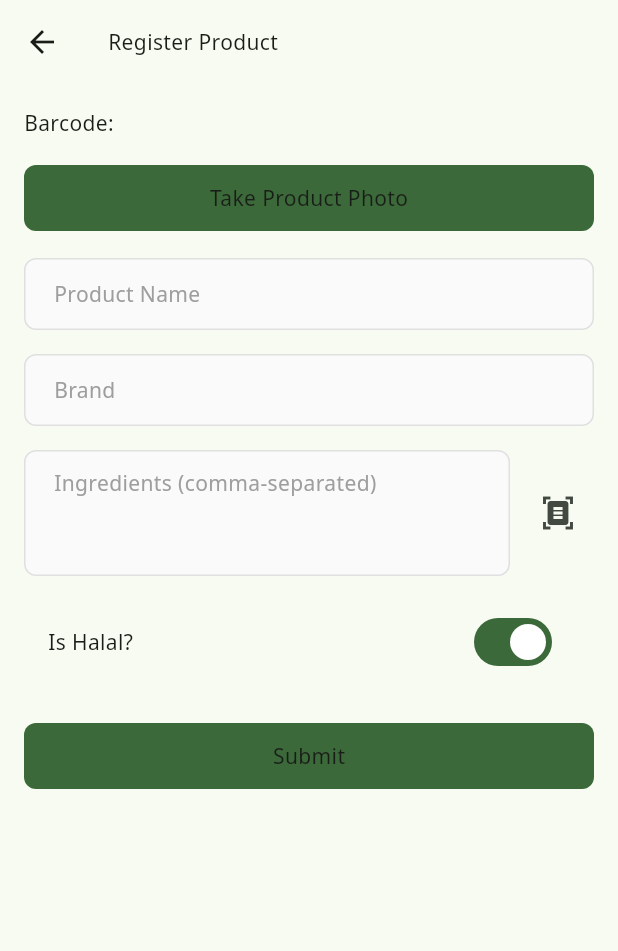
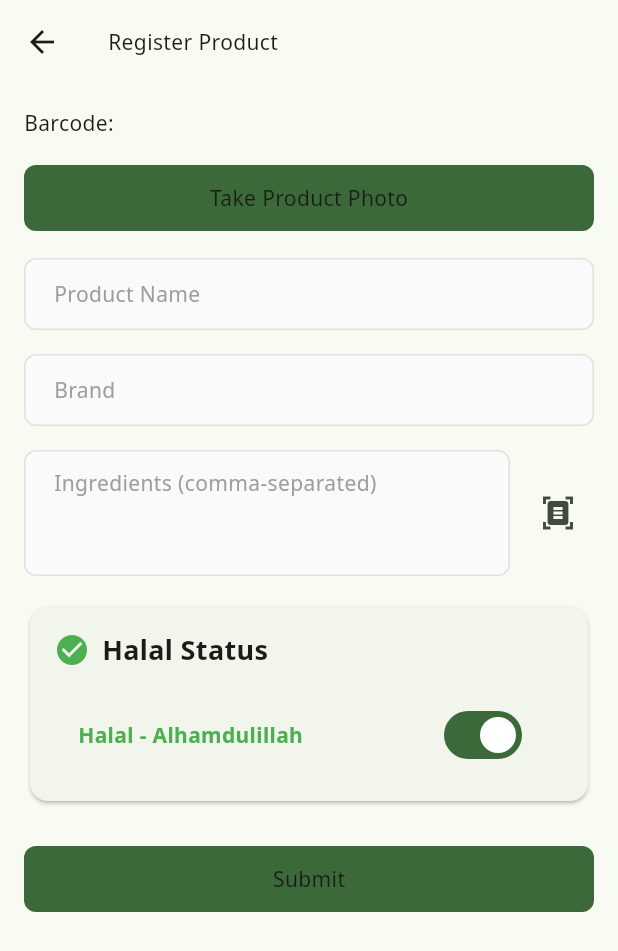
Before and after one commit to rosdyana/OpenHalalin, a Flutter app: the ProductFormScreen screen opened directly with empty values, on a phone screen of 412 x 824 dp. Shown: the top 951 px of the screen. Run offline on Flutter 3.47's test engine with Material 3 defaults, Android fonts, the phone set to English and light mode, and no system bars; our stand-ins replace adhan, cached_network_image, cloud_firestore, firebase_auth, firebase_core, firebase_storage and 7 more; missing offline and left inert: mobile_scanner; accounts and stored records are empty; generated files the repository leaves out were written again; statements that could not run were skipped.

Commit message:
[fix] markdown format ingredient result

```diff
--- a/lib/screens/product_form_screen.dart
+++ b/lib/screens/product_form_screen.dart
@@ -5,6 +5,7 @@ import 'package:firebase_storage/firebase_storage.dart';
 import 'package:image_picker/image_picker.dart';
 import 'package:uuid/uuid.dart';
 import 'package:google_fonts/google_fonts.dart';
+import 'package:flutter_markdown/flutter_markdown.dart';
 import 'package:halalapp/models/product.dart';
 import 'package:halalapp/services/product_service.dart';
 import 'package:halalapp/services/ingredient_analyzer_service.dart';
@@ -29,8 +30,8 @@ class _ProductFormScreenState extends State<ProductFormScreen> {
   final _nameController = TextEditingController();
   final _brandController = TextEditingController();
   final _ingredientsController = TextEditingController();
+  final _nonHalalReasonController = TextEditingController();
   bool _isHalal = true;
-  String? _nonHalalReason;
   File? _imageFile;
   File? _ingredientsImageFile;
   bool _isLoading = false;
@@ -69,7 +70,7 @@ class _ProductFormScreenState extends State<ProductFormScreen> {
 
           if (result.concerns.isNotEmpty) {
             _isHalal = false;
-            _nonHalalReason = result.concerns.join('\n');
+            _nonHalalReasonController.text = result.concerns.join('\n');
           }
         });
       } finally {
@@ -116,6 +117,8 @@ class _ProductFormScreenState extends State<ProductFormScreen> {
         _brandController.text.trim(),
         ingredients,
         imageUrl,
+        manualIsHalal: _isHalal,
+        manualNonHalalReason: !_isHalal ? _nonHalalReasonController.text.trim() : null,
       );
 
       if (mounted) {
@@ -126,6 +129,27 @@ class _ProductFormScreenState extends State<ProductFormScreen> {
         setState(() => _isLoading = false);
       }
     }
+  }
+
+  String _buildConcernsMarkdown() {
+    if (_concerns.isEmpty) return '';
+
+    return '''
+### ⚠️ Ingredient Concerns
+
+${_concerns.map((concern) => "* $concern").join('\n')}
+
+> Note: These concerns were identified by AI analysis. Please verify with reliable sources.
+''';
+  }
+
+  @override
+  void dispose() {
+    _nameController.dispose();
+    _brandController.dispose();
+    _ingredientsController.dispose();
+    _nonHalalReasonController.dispose();
+    super.dispose();
   }
 
   @override
@@ -214,70 +238,78 @@ class _ProductFormScreenState extends State<ProductFormScreen> {
               if (_concerns.isNotEmpty) ...[
                 const SizedBox(height: 16),
                 Container(
-                  padding: const EdgeInsets.all(8),
+                  padding: const EdgeInsets.all(16),
                   decoration: BoxDecoration(
                     color: Colors.red.shade50,
                     borderRadius: BorderRadius.circular(8),
                     border: Border.all(color: Colors.red.shade200),
                   ),
-                  child: Column(
-                    crossAxisAlignment: CrossAxisAlignment.start,
-                    children: [
-                      Text(
-                        'Ingredient Concerns:',
-                        style: textTheme.copyWith(
-                          fontWeight: FontWeight.bold,
-                          color: Colors.red,
-                        ),
-                      ),
-                      const SizedBox(height: 8),
-                      ...List.generate(_concerns.length, (index) {
-                        return Padding(
-                          padding: const EdgeInsets.only(bottom: 4),
-                          child: Text(
-                            '• ${_concerns[index]}',
-                            style: textTheme.copyWith(color: Colors.red),
-                          ),
-                        );
-                      }),
-                    ],
+                  child: MarkdownBody(
+                    data: _buildConcernsMarkdown(),
+                    selectable: true,
                   ),
                 ),
               ],
               const SizedBox(height: 16),
+              Card(
+                child: Padding(
+                  padding: const EdgeInsets.all(16),
+                  child: Column(
+                    crossAxisAlignment: CrossAxisAlignment.start,
+                    children: [
+                      Row(
+                        children: [
+                          Icon(
+                            _isHalal ? Icons.check_circle : Icons.warning,
+                            color: _isHalal ? Colors.green : Colors.orange,
+                          ),
+                          const SizedBox(width: 8),
+                          Text(
+                            'Halal Status',
+                            style: textTheme.copyWith(
+                              fontSize: 18,
+                              fontWeight: FontWeight.bold,
+                            ),
+                          ),
+                        ],
+                      ),
+                      const SizedBox(height: 16),
                       SwitchListTile(
-                title: Text('Is Halal?', style: textTheme),
+                        title: Text(
+                          _isHalal ? 'Halal - Alhamdulillah' : 'Not Halal',
+                          style: textTheme.copyWith(
+                            color: _isHalal ? Colors.green : Colors.red,
+                            fontWeight: FontWeight.bold,
+                          ),
+                        ),
                         value: _isHalal,
-                onChanged: (value) {
-                  setState(() {
-                    _isHalal = value;
-                    if (value) {
-                      _nonHalalReason = null;
-                      _concerns.clear();
-                    }
-                  });
-                },
+                        onChanged: (value) => setState(() => _isHalal = value),
                       ),
                       if (!_isHalal) ...[
-                const SizedBox(height: 16),
+                        const SizedBox(height: 8),
                         CustomTextField(
-                  hintText: 'Reason for Non-Halal',
+                          controller: _nonHalalReasonController,
+                          hintText: 'Please specify why this product is not halal',
                           style: textTheme,
-                  initialValue: _nonHalalReason,
-                  onChanged: (value) => _nonHalalReason = value,
-                  validator: (value) {
-                    if (value == null || value.isEmpty) {
-                      return 'Please provide a reason';
-                    }
-                    return null;
-                  },
+                          maxLines: 3,
                         ),
                       ],
+                    ],
+                  ),
+                ),
+              ),
               const SizedBox(height: 24),
               CustomButton(
                 onPressed: _isLoading ? null : _submitForm,
                 child: _isLoading
-                    ? const CircularProgressIndicator(color: Colors.white)
+                    ? const SizedBox(
+                        width: 24,
+                        height: 24,
+                        child: CircularProgressIndicator(
+                          color: Colors.white,
+                          strokeWidth: 2,
+                        ),
+                      )
                     : Text('Submit', style: textTheme),
               ),
             ],
@@ -286,12 +318,4 @@ class _ProductFormScreenState extends State<ProductFormScreen> {
       ),
     );
   }
-
-  @override
-  void dispose() {
-    _nameController.dispose();
-    _brandController.dispose();
-    _ingredientsController.dispose();
-    super.dispose();
 }
-}
```
Also changed, not shown: lib/screens/scan_screen.dart (+97 -18 lines), lib/services/product_service.dart (+17 -4 lines), 1 other file. Lines whose indentation alone changed are shown as unchanged.
